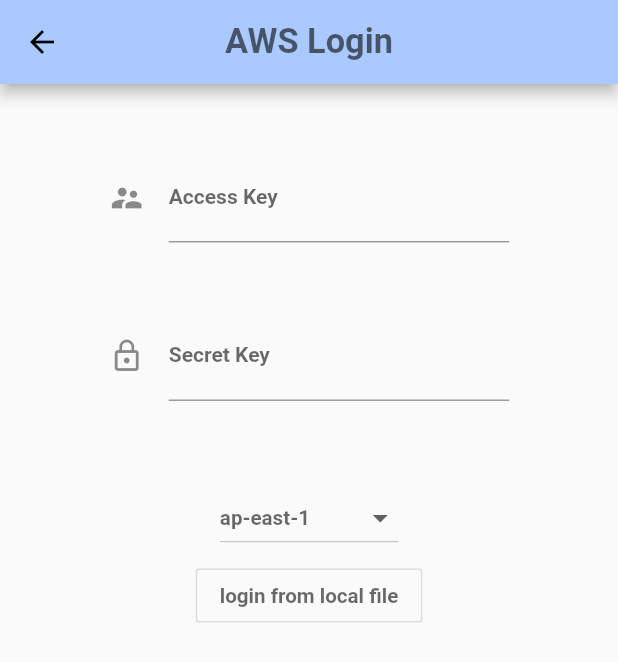
After one commit to wghglory/bookshelf, a Flutter app: the AWSPage screen opened by its route, after a tap on "login from local file", on a phone screen of 412 x 824 dp. The commit adds this screen. Shown: the top 662 px of the screen. Run offline on Flutter 3.47's test engine with Material 2 defaults, Android fonts, the phone set to English and light mode, and no system bars; our stand-ins replace dio, file_picker, flutter_screenutil, percent_indicator; missing offline and left inert: circle_wave_progress, flutter_pdfview, keyboard_visibility, load; Roboto replaces fonts that are missing (Metropolis-r8).

Commit message:
implement AWS login page

```diff
--- a/src/bookshelf/lib/login/login.dart
+++ b/src/bookshelf/lib/login/login.dart
@@ -82,7 +82,7 @@ class _LoginPageState extends State<LoginPage> {
                 .textTheme
                 .body2
                 .copyWith(fontSize: ScreenUtil().setSp(48)),
-            cursorColor: Color.fromARGB(255, 197, 207, 255),
+            cursorColor: Color.fromARGB(255, 170, 202, 255),
             //autofocus: true,
             keyboardType: TextInputType.emailAddress,
             textInputAction: TextInputAction.next,
@@ -105,7 +105,7 @@ class _LoginPageState extends State<LoginPage> {
                 .body2
                 .copyWith(fontSize: ScreenUtil().setSp(48)),
             obscureText: true,
-            cursorColor: Color.fromARGB(255, 197, 207, 255),
+            cursorColor: Color.fromARGB(255, 170, 202, 255),
             //keyboardType: TextInputType.visiblePassword,
             textInputAction: TextInputAction.send,
             onEditingComplete: () async {
@@ -241,12 +241,17 @@ class _LoginPageState extends State<LoginPage> {
       child: Container(
         padding: new EdgeInsets.fromLTRB(0, 0, 0, ScreenUtil().setSp(10)),
         child: OutlineButton(
-          onPressed: () {},
-          child: Text(
-            'Forget your password?',
+          onPressed: () async {
+            Navigator.pushNamed(
+              context,
+              '/login_AWS',
+            );
+          },
+          child: new Text(
+            "Login with AWS",
             style: Theme.of(context)
                 .textTheme
-                .body2
+                .button
                 .copyWith(fontSize: ScreenUtil().setSp(36)),
           ),
           highlightedBorderColor: Color.fromARGB(255, 197, 207, 255),
--- /dev/null
+++ b/src/bookshelf/lib/login/login_AWS.dart
@@ -0,0 +1,260 @@
+import 'dart:async';
+import 'dart:typed_data';
+
+import 'package:flutter/material.dart';
+import 'dart:io';
+import 'package:bookshelf/tools.dart';
+import 'package:flutter_screenutil/flutter_screenutil.dart';
+import 'package:flutter/services.dart';
+import 'package:file_picker/file_picker.dart';
+import 'package:path_provider/path_provider.dart';
+import 'package:keyboard_visibility/keyboard_visibility.dart';
+
+
+enum RegionOptions { HongKong, America_East, America_West, Singapore}
+
+class AWSPage extends StatefulWidget {
+  @override
+  _AWSPageState createState() => _AWSPageState();
+}
+
+class _AWSPageState extends State<AWSPage> {
+  TextEditingController _accessKeyFilter;
+  TextEditingController _secretKeyFilter;
+  String _accessKey = '';
+  String _secretKey = '';
+  int _returncode = 0;
+  bool isKeyboard = false;
+  FocusNode _accessNode = FocusNode();
+  FocusNode _secretNode = FocusNode();
+  String _selectedFilePath = '';
+  String _selectedFileName = '';
+  FileType _selectedFileType = FileType.CUSTOM;
+  var _scaffoldKey = new GlobalKey<ScaffoldState>();
+  var _region = RegionOptions.HongKong;
+
+
+  Future<void> _openFileExplorer() async {
+    print("Running openFile");
+    //use filepicker package to filter pdf file
+    if (this._selectedFileType == FileType.CUSTOM) {
+      try {
+        this._selectedFilePath = await FilePicker.getFilePath(type: FileType.ANY);
+      } on PlatformException catch (e) {
+        print("Unsupported operation when selecting file" + e.toString());
+      }
+      if (!mounted) return;
+      this._selectedFileName = this._selectedFilePath != null
+          ? this._selectedFilePath.split('/').last
+          : '...';
+    }
+  }
+
+
+  // to be implemented
+  Future<bool> _readLocalFile() async {
+    bool ifsuccess = false;
+    try{
+      if (this._selectedFileName == '...'){
+        print(ifsuccess);
+        return ifsuccess;
+      }
+      File file = File(this._selectedFilePath);
+    }catch (e) {
+      debugPrint("Exception: $e happens and Upload File Failed");
+    }
+    return ifsuccess;
+  }
+
+
+
+  void _accessKeyListen() {
+    this._accessKey = this._accessKeyFilter.text;
+  }
+
+  void _secretKeyListen() {
+    this._secretKey = this._secretKeyFilter.text;
+  }
+
+  _AWSPageState() {
+    _accessKeyFilter = TextEditingController();
+    _secretKeyFilter = TextEditingController();
+    this._accessKeyFilter.addListener(_accessKeyListen);
+    this._secretKeyFilter.addListener(_secretKeyListen);
+    KeyboardVisibilityNotification().addNewListener(onChange: (bool visible) {
+      setState(() {
+        isKeyboard = visible;
+      });
+    });
+  }
+
+  Widget _buildTextfield(BuildContext context) {
+    return new Container(
+      width: ScreenUtil().setWidth(700),
+      height: ScreenUtil().setHeight(600),
+      child: new Column(
+        mainAxisAlignment: MainAxisAlignment.spaceEvenly,
+        children: <Widget>[
+          new TextField(
+            controller: this._accessKeyFilter,
+            focusNode: this._accessNode,
+            decoration: InputDecoration(
+              icon: Icon(Icons.supervisor_account),
+              hintText: '',
+              hintStyle: Theme.of(context).textTheme.body2,
+              labelText: 'Access Key',
+              labelStyle: Theme.of(context).textTheme.body1,
+            ),
+            style: Theme.of(context)
+                .textTheme
+                .body2
+                .copyWith(fontSize: ScreenUtil().setSp(48)),
+            cursorColor: Color.fromARGB(255, 170, 202, 255),
+            //autofocus: true,
+            keyboardType: TextInputType.emailAddress,
+            textInputAction: TextInputAction.next,
+            onEditingComplete: () {
+              FocusScope.of(context).requestFocus(this._secretNode);
+            },
+          ),
+          new TextField(
+            controller: this._secretKeyFilter,
+            focusNode: this._secretNode,
+            decoration: InputDecoration(
+              icon: Icon(Icons.lock_outline),
+              hintText: '',
+              hintStyle: Theme.of(context).textTheme.body2,
+              labelText: 'Secret Key',
+              labelStyle: Theme.of(context).textTheme.body1,
+            ),
+            style: Theme.of(context)
+                .textTheme
+                .body2
+                .copyWith(fontSize: ScreenUtil().setSp(48)),
+            obscureText: false,
+            cursorColor: Color.fromARGB(255, 170, 202, 255),
+            //keyboardType: TextInputType.visiblePassword,
+            textInputAction: TextInputAction.send,
+            onEditingComplete: () async {
+              await _loginPressed();
+            },
+          ),
+        ],
+      ),
+    );
+  }
+
+  Widget _buildReadingFile(BuildContext context) {
+    return Visibility(
+      visible: !isKeyboard,
+      maintainSize: false,
+      child: Container(
+        padding: new EdgeInsets.fromLTRB(0, 0, 0, ScreenUtil().setSp(10)),
+        child: OutlineButton(
+          onPressed: () async {
+            await _openFileExplorer();
+          },
+          child: new Text(
+            "login from local file",
+            style: Theme.of(context)
+                .textTheme
+                .button
+                .copyWith(fontSize: ScreenUtil().setSp(36)),
+          ),
+          highlightedBorderColor: Color.fromARGB(255, 197, 207, 255),
+          //padding: new EdgeInsets.fromLTRB(0, 0, 0, 0),
+        ),
+      ),
+    );
+  }
+
+  Widget _buildSourceSelection(BuildContext context) {
+      return Container(
+        padding: new EdgeInsets.fromLTRB(
+            0, ScreenUtil().setSp(20), 0, ScreenUtil().setSp(10)),
+        child: DropdownButton<RegionOptions>(
+          value: this._region,
+          onChanged: (newRegion) {
+            setState(() {
+              this._region = newRegion;
+            });
+          },
+          items: buildDropDownItems(context),
+        ),
+      );
+  }
+
+  List<DropdownMenuItem> buildDropDownItems(BuildContext context) {
+    return [
+      DropdownMenuItem(
+        child: Text(
+          "ap-east-1",
+          style: Theme.of(context)
+              .textTheme
+              .body1
+              .copyWith(fontSize: ScreenUtil().setSp(36)),
+        ),
+        value: RegionOptions.HongKong,
+      ),
+      DropdownMenuItem(
+        child: Text(
+          "us-east-2",
+          style: Theme.of(context)
+              .textTheme
+              .body1
+              .copyWith(fontSize: ScreenUtil().setSp(36)),
+        ),
+        value: RegionOptions.America_East,
+      ),
+      DropdownMenuItem(
+        child: Text(
+          "us-west-1",
+          style: Theme.of(context)
+              .textTheme
+              .body1
+              .copyWith(fontSize: ScreenUtil().setSp(36)),
+        ),
+        value: RegionOptions.America_East,
+      ),
+      DropdownMenuItem(
+        child: Text(
+          "ap-southeast-1",
+          style: Theme.of(context)
+              .textTheme
+              .body1
+              .copyWith(fontSize: ScreenUtil().setSp(36)),
+        ),
+        value: RegionOptions.America_East,
+      ),
+    ].toList();
+  }
+
+  Future<void> _loginPressed() async {
+
+  }
+
+  @override
+  Widget build(BuildContext context) {
+    ScreenUtil.instance = ScreenUtil(width: 1080, height: 1920)..init(context);
+    return Scaffold(
+      key: this._scaffoldKey,
+      appBar: AppBar(
+        centerTitle: true,
+        title: Text(
+          'AWS Login',
+          style: Theme.of(context)
+              .textTheme
+              .title
+              .copyWith(fontSize: ScreenUtil().setSp(60)),
+        ),
+      ),
+      body: new Column(children: <Widget>[
+        Center(child: _buildTextfield(context)),
+        Center(child:_buildSourceSelection(context)),
+        Center(
+          child: _buildReadingFile(context),
+        ),
+      ]),
+    );
+  }
+}
--- a/src/bookshelf/lib/main.dart
+++ b/src/bookshelf/lib/main.dart
@@ -1,3 +1,4 @@
+import 'package:bookshelf/login/login_AWS.dart';
 import 'package:bookshelf/reader/pdfPage.dart';
 import 'package:bookshelf/reader/txtPage.dart';
 import 'package:flutter/material.dart';
@@ -64,6 +65,7 @@ class MyApp extends StatelessWidget {
         '/pdfViewer':(context) => PdfPage(),
         '/txtViewer':(context) => TxtPage(),
         '/download':(context) => DownloadPage(),
+        '/login_AWS':(context) => AWSPage(),
       },
 
     );
```
